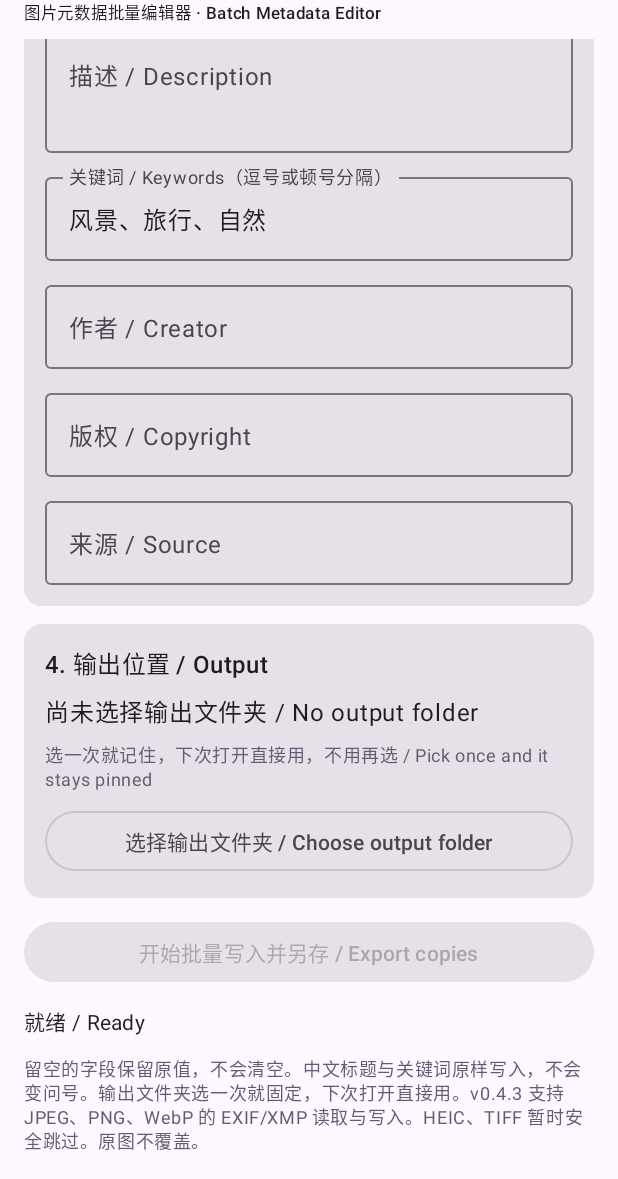
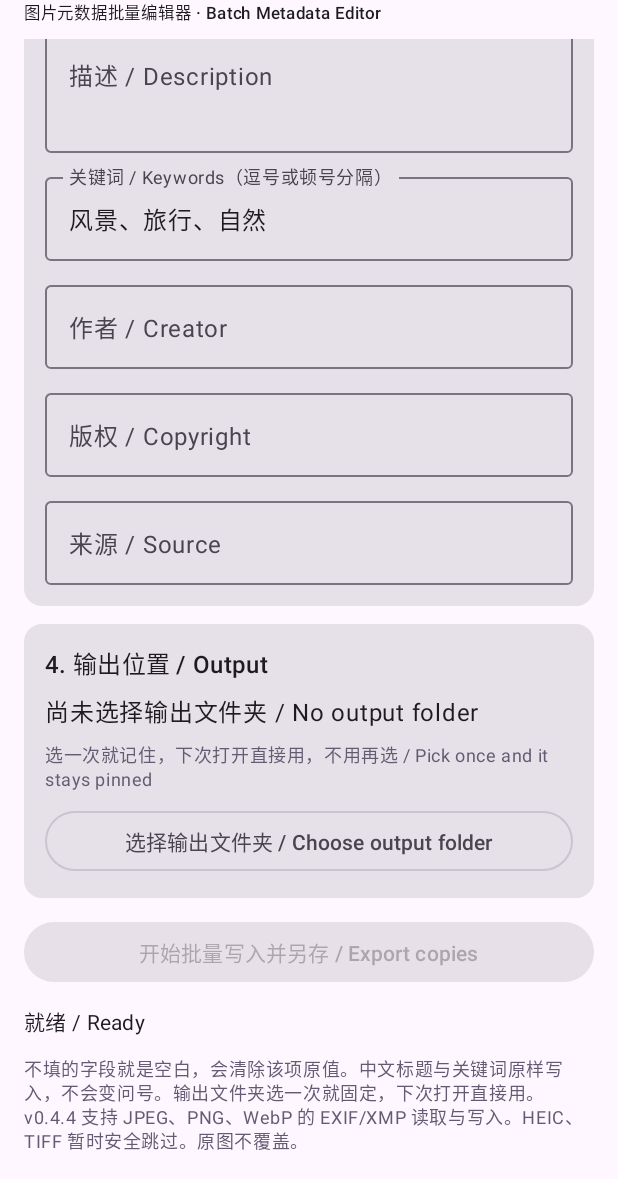
Before and after one commit to lwokf/MetaBatch, an Android app built with Jetpack Compose: the screen it shows after launch (MainActivity), scrolled down 298 dp, on a phone screen of 412 x 824 dp, the part 57-1236 px from its top. Run offline under Robolectric (Android 15) with nearby library versions, the phone set to English and light mode, and no system bars; pictures from the network do not load.

Commit message:
MetaBatch v0.4.4: blank means clear (reverts v0.4.2 merge); EXIF tags removed on blank/non-ASCII

```diff
--- a/app/src/main/java/app/metabatch/MainActivity.kt
+++ b/app/src/main/java/app/metabatch/MainActivity.kt
@@ -240,7 +240,7 @@ private fun MetaBatchScreen() {
                     Card { Text(resultText, Modifier.padding(12.dp), style = MaterialTheme.typography.bodySmall) }
                 }
                 Text(
-                    "留空的字段保留原值，不会清空。中文标题与关键词原样写入，不会变问号。输出文件夹选一次就固定，下次打开直接用。v0.4.3 支持 JPEG、PNG、WebP 的 EXIF/XMP 读取与写入。HEIC、TIFF 暂时安全跳过。原图不覆盖。",
+                    "不填的字段就是空白，会清除该项原值。中文标题与关键词原样写入，不会变问号。输出文件夹选一次就固定，下次打开直接用。v0.4.4 支持 JPEG、PNG、WebP 的 EXIF/XMP 读取与写入。HEIC、TIFF 暂时安全跳过。原图不覆盖。",
                     style = MaterialTheme.typography.bodySmall,
                     color = MaterialTheme.colorScheme.secondary
                 )
```
